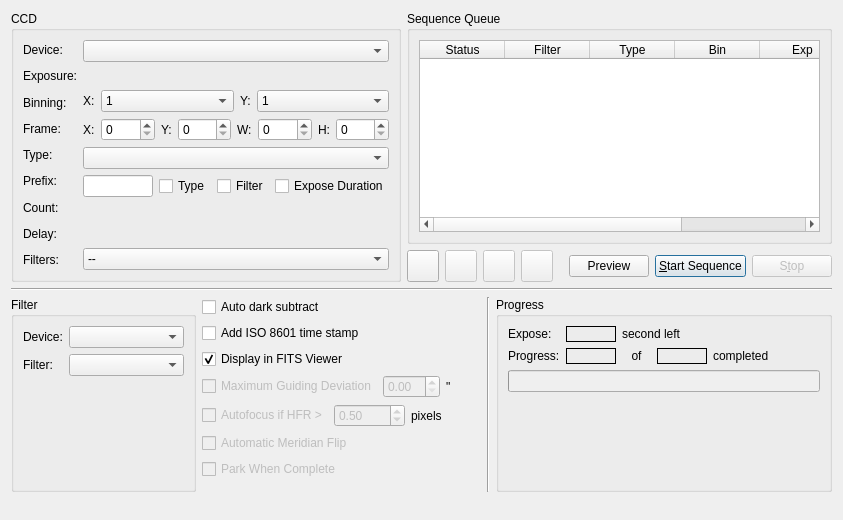
Above: kstars/ekos/capture.ui from KDE/kstars before the change. Below: the same form after it.
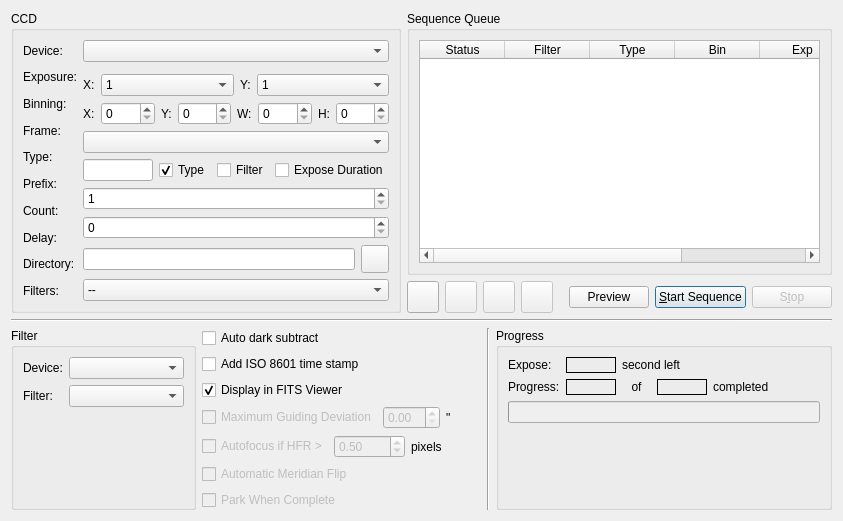
That is the form after the change. Custom widgets are drawn as their Qt base class.

Commit message: Add option to save sequence images in custom directories. Fix some icon issues Fix reset of active chip properties once sequence job is complete Improve tooltips in capture GUI

```diff
--- a/kstars/ekos/capture.ui
+++ b/kstars/ekos/capture.ui
@@ -10,9 +10,9 @@
     <height>520</height>
    </rect>
   </property>
-  <layout class="QVBoxLayout" name="verticalLayout_11">
+  <layout class="QVBoxLayout" name="verticalLayout_3">
    <item>
-    <layout class="QHBoxLayout" name="horizontalLayout_9">
+    <layout class="QHBoxLayout" name="horizontalLayout_14">
      <item>
       <layout class="QHBoxLayout" name="horizontalLayout_5" stretch="0">
        <property name="sizeConstraint">
@@ -38,11 +38,9 @@
          <property name="title">
           <string>CCD</string>
          </property>
-         <layout class="QVBoxLayout" name="verticalLayout_3">
+         <layout class="QHBoxLayout" name="horizontalLayout_9">
           <item>
-           <layout class="QHBoxLayout" name="horizontalLayout_8">
-            <item>
-             <layout class="QVBoxLayout" name="verticalLayout_2">
+           <layout class="QVBoxLayout" name="verticalLayout">
               <item>
                <widget class="QLabel" name="textLabel1_6">
                 <property name="toolTip">
@@ -147,6 +145,19 @@
                 </property>
                </widget>
               </item>
+            <item>
+             <widget class="QLabel" name="textLabel1_18">
+              <property name="toolTip">
+               <string>Directory to save sequence images</string>
+              </property>
+              <property name="whatsThis">
+               <string/>
+              </property>
+              <property name="text">
+               <string>Directory:</string>
+              </property>
+             </widget>
+            </item>
               <item>
                <widget class="QLabel" name="label_8">
                 <property name="toolTip">
@@ -160,7 +171,7 @@
              </layout>
             </item>
             <item>
-             <layout class="QVBoxLayout" name="verticalLayout">
+           <layout class="QVBoxLayout" name="verticalLayout_2">
               <item>
                <widget class="KComboBox" name="CCDCaptureCombo"/>
               </item>
@@ -385,6 +396,9 @@
                   <property name="text">
                    <string>Type</string>
                   </property>
+                <property name="checked">
+                 <bool>true</bool>
+                </property>
                  </widget>
                 </item>
                 <item>
@@ -410,17 +424,56 @@
                </layout>
               </item>
               <item>
-               <widget class="KIntNumInput" name="countIN" native="true">
-                <property name="minimum" stdset="0">
+             <widget class="QSpinBox" name="countIN">
+              <property name="minimum">
                  <number>1</number>
                 </property>
-                <property name="maximum" stdset="0">
-                 <number>1024</number>
-                </property>
+              <property name="maximum">
+               <number>999</number>
+              </property>
+              <property name="value">
+               <number>1</number>
+              </property>
                </widget>
               </item>
               <item>
-               <widget class="KIntNumInput" name="delayIN" native="true"/>
+             <widget class="QSpinBox" name="delayIN">
+              <property name="maximum">
+               <number>3600</number>
+              </property>
+             </widget>
+            </item>
+            <item>
+             <layout class="QHBoxLayout" name="horizontalLayout_8">
+              <item>
+               <widget class="KLineEdit" name="fitsDir"/>
+              </item>
+              <item>
+               <widget class="QPushButton" name="selectFITSDirB">
+                <property name="sizePolicy">
+                 <sizepolicy hsizetype="Fixed" vsizetype="Fixed">
+                  <horstretch>0</horstretch>
+                  <verstretch>0</verstretch>
+                 </sizepolicy>
+                </property>
+                <property name="minimumSize">
+                 <size>
+                  <width>28</width>
+                  <height>28</height>
+                 </size>
+                </property>
+                <property name="maximumSize">
+                 <size>
+                  <width>28</width>
+                  <height>28</height>
+                 </size>
+                </property>
+                <property name="text">
+                 <string/>
+                </property>
+               </widget>
+              </item>
+             </layout>
               </item>
               <item>
                <widget class="QComboBox" name="filterCombo">
@@ -434,8 +487,6 @@
              </layout>
             </item>
            </layout>
-          </item>
-         </layout>
         </widget>
        </item>
       </layout>
@@ -1110,11 +1161,6 @@
    <header>klineedit.h</header>
    <container>1</container>
   </customwidget>
-  <customwidget>
-   <class>KIntNumInput</class>
-   <extends>QWidget</extends>
-   <header>knuminput.h</header>
-  </customwidget>
  </customwidgets>
  <resources/>
  <connections/>
```
Left out of the diff: 21 changed lines with no effect on the pictures. Lines whose indentation alone changed are shown as unchanged. The commit also changes 5 other files.
